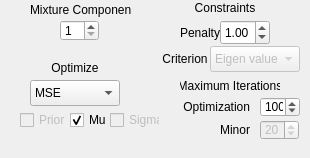
Before: the Qt Designer form _AlgorithmsPlugins/SEDS/paramsSEDS.ui in b4silio/MLDemos, drawn with Qt 5.
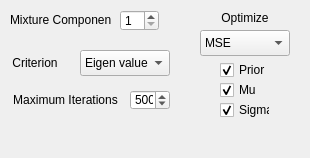
After: the same form once the commit is applied.

Patch:
```diff
--- a/_AlgorithmsPlugins/SEDS/paramsSEDS.ui
+++ b/_AlgorithmsPlugins/SEDS/paramsSEDS.ui
@@ -16,8 +16,8 @@
   <widget class="QLabel" name="label_19">
    <property name="geometry">
     <rect>
-     <x>30</x>
-     <y>0</y>
+     <x>10</x>
+     <y>10</y>
      <width>101</width>
      <height>20</height>
     </rect>
@@ -33,12 +33,12 @@
   </widget>
   <widget class="QCheckBox" name="sedsCheckSigma">
    <property name="enabled">
-    <bool>false</bool>
+    <bool>true</bool>
    </property>
    <property name="geometry">
     <rect>
-     <x>110</x>
-     <y>110</y>
+     <x>220</x>
+     <y>100</y>
      <width>50</width>
      <height>20</height>
     </rect>
@@ -52,7 +52,7 @@
     <string>Sigma</string>
    </property>
    <property name="checked">
-    <bool>false</bool>
+    <bool>true</bool>
    </property>
   </widget>
   <widget class="QLabel" name="label_22">
@@ -61,8 +61,8 @@
    </property>
    <property name="geometry">
     <rect>
-     <x>160</x>
-     <y>46</y>
+     <x>10</x>
+     <y>50</y>
      <width>50</width>
      <height>26</height>
     </rect>
@@ -79,41 +79,11 @@
     <set>Qt::AlignCenter</set>
    </property>
   </widget>
-  <widget class="QDoubleSpinBox" name="sedsPenaltySpin">
-   <property name="geometry">
-    <rect>
-     <x>220</x>
-     <y>20</y>
-     <width>50</width>
-     <height>25</height>
-    </rect>
-   </property>
-   <property name="font">
-    <font>
-     <pointsize>9</pointsize>
-    </font>
-   </property>
-   <property name="decimals">
-    <number>2</number>
-   </property>
-   <property name="minimum">
-    <double>0.000000000000000</double>
-   </property>
-   <property name="maximum">
-    <double>999999999.000000000000000</double>
-   </property>
-   <property name="singleStep">
-    <double>0.100000000000000</double>
-   </property>
-   <property name="value">
-    <double>1.000000000000000</double>
-   </property>
-  </widget>
   <widget class="QSpinBox" name="sedsCount">
    <property name="geometry">
     <rect>
-     <x>60</x>
-     <y>20</y>
+     <x>120</x>
+     <y>10</y>
      <width>39</width>
      <height>21</height>
     </rect>
@@ -139,8 +109,8 @@
   <widget class="QComboBox" name="sedsObjectiveCombo">
    <property name="geometry">
     <rect>
-     <x>30</x>
-     <y>80</y>
+     <x>200</x>
+     <y>30</y>
      <width>90</width>
      <height>26</height>
     </rect>
@@ -167,8 +137,8 @@
   <widget class="QCheckBox" name="sedsCheckMu">
    <property name="geometry">
     <rect>
-     <x>70</x>
-     <y>110</y>
+     <x>220</x>
+     <y>80</y>
      <width>40</width>
      <height>20</height>
     </rect>
@@ -187,12 +157,12 @@
   </widget>
   <widget class="QCheckBox" name="sedsCheckPrior">
    <property name="enabled">
-    <bool>false</bool>
+    <bool>true</bool>
    </property>
    <property name="geometry">
     <rect>
-     <x>20</x>
-     <y>110</y>
+     <x>220</x>
+     <y>60</y>
      <width>50</width>
      <height>20</height>
     </rect>
@@ -206,32 +176,14 @@
     <string>Prior</string>
    </property>
    <property name="checked">
-    <bool>false</bool>
-   </property>
-  </widget>
-  <widget class="QLabel" name="label_20">
-   <property name="geometry">
-    <rect>
-     <x>180</x>
-     <y>20</y>
-     <width>40</width>
-     <height>25</height>
-    </rect>
-   </property>
-   <property name="font">
-    <font>
-     <pointsize>9</pointsize>
-    </font>
-   </property>
-   <property name="text">
-    <string>Penalty</string>
+    <bool>true</bool>
    </property>
   </widget>
   <widget class="QLabel" name="label">
    <property name="geometry">
     <rect>
-     <x>40</x>
-     <y>60</y>
+     <x>210</x>
+     <y>10</y>
      <width>70</width>
      <height>16</height>
     </rect>
@@ -250,12 +202,12 @@
   </widget>
   <widget class="QComboBox" name="sedsConstraintCombo">
    <property name="enabled">
-    <bool>false</bool>
+    <bool>true</bool>
    </property>
    <property name="geometry">
     <rect>
-     <x>210</x>
-     <y>46</y>
+     <x>80</x>
+     <y>50</y>
      <width>90</width>
      <height>26</height>
     </rect>
@@ -285,9 +237,9 @@
    </property>
    <property name="geometry">
     <rect>
-     <x>180</x>
-     <y>76</y>
-     <width>100</width>
+     <x>10</x>
+     <y>90</y>
+     <width>111</width>
      <height>20</height>
     </rect>
    </property>
@@ -303,44 +255,14 @@
     <set>Qt::AlignCenter</set>
    </property>
   </widget>
-  <widget class="QSpinBox" name="minorIterationCount">
-   <property name="enabled">
-    <bool>false</bool>
-   </property>
-   <property name="geometry">
-    <rect>
-     <x>260</x>
-     <y>120</y>
-     <width>39</width>
-     <height>20</height>
-    </rect>
-   </property>
-   <property name="font">
-    <font>
-     <pointsize>9</pointsize>
-    </font>
-   </property>
-   <property name="toolTip">
-    <string>Number of mixture elements</string>
-   </property>
-   <property name="minimum">
-    <number>1</number>
-   </property>
-   <property name="maximum">
-    <number>200</number>
-   </property>
-   <property name="value">
-    <number>20</number>
-   </property>
-  </widget>
   <widget class="QSpinBox" name="iterationCount">
    <property name="enabled">
     <bool>true</bool>
    </property>
    <property name="geometry">
     <rect>
-     <x>260</x>
-     <y>97</y>
+     <x>130</x>
+     <y>90</y>
      <width>40</width>
      <height>20</height>
     </rect>
@@ -357,79 +279,10 @@
     <number>1</number>
    </property>
    <property name="maximum">
+    <number>999</number>
+   </property>
+   <property name="value">
     <number>500</number>
-   </property>
-   <property name="value">
-    <number>100</number>
-   </property>
-  </widget>
-  <widget class="QLabel" name="label_23">
-   <property name="geometry">
-    <rect>
-     <x>190</x>
-     <y>-2</y>
-     <width>70</width>
-     <height>20</height>
-    </rect>
-   </property>
-   <property name="font">
-    <font>
-     <pointsize>9</pointsize>
-    </font>
-   </property>
-   <property name="text">
-    <string>Constraints</string>
-   </property>
-   <property name="alignment">
-    <set>Qt::AlignCenter</set>
-   </property>
-  </widget>
-  <widget class="QLabel" name="label_24">
-   <property name="enabled">
-    <bool>true</bool>
-   </property>
-   <property name="geometry">
-    <rect>
-     <x>180</x>
-     <y>97</y>
-     <width>70</width>
-     <height>20</height>
-    </rect>
-   </property>
-   <property name="font">
-    <font>
-     <pointsize>9</pointsize>
-    </font>
-   </property>
-   <property name="text">
-    <string>Optimization</string>
-   </property>
-   <property name="alignment">
-    <set>Qt::AlignRight|Qt::AlignTrailing|Qt::AlignVCenter</set>
-   </property>
-  </widget>
-  <widget class="QLabel" name="label_25">
-   <property name="enabled">
-    <bool>true</bool>
-   </property>
-   <property name="geometry">
-    <rect>
-     <x>200</x>
-     <y>120</y>
-     <width>50</width>
-     <height>20</height>
-    </rect>
-   </property>
-   <property name="font">
-    <font>
-     <pointsize>9</pointsize>
-    </font>
-   </property>
-   <property name="text">
-    <string>Minor</string>
-   </property>
-   <property name="alignment">
-    <set>Qt::AlignRight|Qt::AlignTrailing|Qt::AlignVCenter</set>
    </property>
   </widget>
  </widget>
```
